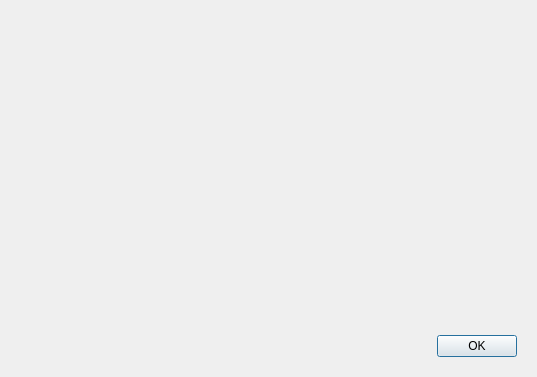
Old version of the form src/gui/aboutdialog.ui in the repository CSG-Development/owncloud-client.
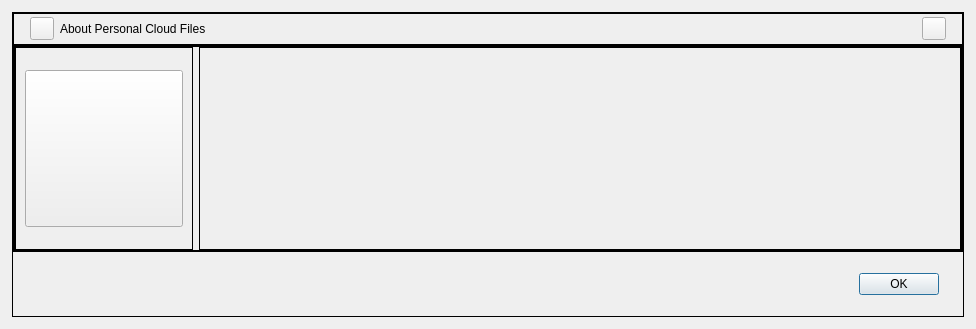
New version of the form. Icons and pictures are not drawn.

```diff
--- a/src/gui/aboutdialog.ui
+++ b/src/gui/aboutdialog.ui
@@ -6,109 +6,305 @@
    <rect>
     <x>0</x>
     <y>0</y>
-    <width>537</width>
-    <height>377</height>
+    <width>976</width>
+    <height>329</height>
    </rect>
   </property>
   <property name="windowTitle">
    <string notr="true">About</string>
   </property>
-  <layout class="QVBoxLayout" name="verticalLayout">
-   <item>
-    <layout class="QHBoxLayout" name="horizontalLayout">
-     <item>
-      <layout class="QVBoxLayout" name="verticalLayout_2">
-       <item>
-        <spacer name="verticalSpacer_2">
-         <property name="orientation">
-          <enum>Qt::Orientation::Vertical</enum>
-         </property>
-         <property name="sizeHint" stdset="0">
-          <size>
-           <width>20</width>
-           <height>40</height>
-          </size>
-         </property>
-        </spacer>
-       </item>
-       <item>
-        <widget class="QLabel" name="icon">
-         <property name="sizePolicy">
-          <sizepolicy hsizetype="Minimum" vsizetype="Minimum">
-           <horstretch>0</horstretch>
-           <verstretch>0</verstretch>
-          </sizepolicy>
-         </property>
-         <property name="text">
-          <string notr="true"/>
-         </property>
-         <property name="pixmap">
-          <pixmap resource="customdialogs/customdialogs_res.qrc">:/res/Files-logo.png</pixmap>
-         </property>
-        </widget>
-       </item>
-       <item>
-        <spacer name="verticalSpacer">
-         <property name="orientation">
-          <enum>Qt::Orientation::Vertical</enum>
-         </property>
-         <property name="sizeHint" stdset="0">
-          <size>
-           <width>20</width>
-           <height>40</height>
-          </size>
-         </property>
-        </spacer>
-       </item>
-      </layout>
-     </item>
-     <item>
-      <widget class="QLabel" name="aboutText">
-       <property name="sizePolicy">
-        <sizepolicy hsizetype="Expanding" vsizetype="Expanding">
-         <horstretch>0</horstretch>
-         <verstretch>0</verstretch>
-        </sizepolicy>
-       </property>
-       <property name="font">
-        <font>
-         <pointsize>11</pointsize>
-        </font>
-       </property>
-       <property name="wordWrap">
-        <bool>true</bool>
-       </property>
-      </widget>
-     </item>
-    </layout>
-   </item>
+  <layout class="QVBoxLayout" name="verticalLayout_4">
+   <property name="leftMargin">
+    <number>12</number>
+   </property>
+   <property name="topMargin">
+    <number>12</number>
+   </property>
+   <property name="rightMargin">
+    <number>12</number>
+   </property>
+   <property name="bottomMargin">
+    <number>12</number>
+   </property>
    <item>
     <widget class="QFrame" name="frame">
-     <property name="sizePolicy">
-      <sizepolicy hsizetype="Preferred" vsizetype="Maximum">
-       <horstretch>0</horstretch>
-       <verstretch>0</verstretch>
-      </sizepolicy>
+     <property name="frameShape">
+      <enum>QFrame::Shape::Box</enum>
      </property>
-     <layout class="QHBoxLayout" name="horizontalLayout_2">
+     <property name="frameShadow">
+      <enum>QFrame::Shadow::Plain</enum>
+     </property>
+     <layout class="QVBoxLayout" name="verticalLayout_5">
+      <property name="spacing">
+       <number>0</number>
+      </property>
+      <property name="leftMargin">
+       <number>0</number>
+      </property>
+      <property name="topMargin">
+       <number>0</number>
+      </property>
+      <property name="rightMargin">
+       <number>0</number>
+      </property>
+      <property name="bottomMargin">
+       <number>0</number>
+      </property>
       <item>
-       <spacer name="horizontalSpacer">
-        <property name="orientation">
-         <enum>Qt::Orientation::Horizontal</enum>
+       <widget class="QFrame" name="frameTitle">
+        <property name="sizePolicy">
+         <sizepolicy hsizetype="Preferred" vsizetype="Fixed">
+          <horstretch>0</horstretch>
+          <verstretch>0</verstretch>
+         </sizepolicy>
         </property>
-        <property name="sizeHint" stdset="0">
+        <property name="minimumSize">
          <size>
-          <width>436</width>
-          <height>20</height>
+          <width>0</width>
+          <height>32</height>
          </size>
         </property>
-       </spacer>
+        <property name="frameShape">
+         <enum>QFrame::Shape::Box</enum>
+        </property>
+        <property name="frameShadow">
+         <enum>QFrame::Shadow::Plain</enum>
+        </property>
+        <layout class="QHBoxLayout" name="horizontalLayout_4">
+         <property name="leftMargin">
+          <number>16</number>
+         </property>
+         <property name="topMargin">
+          <number>0</number>
+         </property>
+         <property name="rightMargin">
+          <number>16</number>
+         </property>
+         <property name="bottomMargin">
+          <number>0</number>
+         </property>
+         <item>
+          <widget class="QToolButton" name="btnIconTitle">
+           <property name="focusPolicy">
+            <enum>Qt::FocusPolicy::NoFocus</enum>
+           </property>
+           <property name="text">
+            <string/>
+           </property>
+          </widget>
+         </item>
+         <item>
+          <widget class="QLabel" name="lblHeaderTitle">
+           <property name="text">
+            <string>About Personal Cloud Files</string>
+           </property>
+          </widget>
+         </item>
+         <item>
+          <widget class="QToolButton" name="btnHeadClose">
+           <property name="minimumSize">
+            <size>
+             <width>16</width>
+             <height>16</height>
+            </size>
+           </property>
+           <property name="cursor">
+            <cursorShape>PointingHandCursor</cursorShape>
+           </property>
+           <property name="text">
+            <string/>
+           </property>
+           <property name="iconSize">
+            <size>
+             <width>16</width>
+             <height>16</height>
+            </size>
+           </property>
+          </widget>
+         </item>
+        </layout>
+       </widget>
       </item>
       <item>
-       <widget class="QPushButton" name="btnOk">
-        <property name="text">
-         <string>OK</string>
+       <widget class="QFrame" name="frameContent">
+        <property name="frameShape">
+         <enum>QFrame::Shape::Box</enum>
         </property>
+        <property name="frameShadow">
+         <enum>QFrame::Shadow::Plain</enum>
+        </property>
+        <layout class="QVBoxLayout" name="verticalLayout_3">
+         <property name="leftMargin">
+          <number>0</number>
+         </property>
+         <property name="topMargin">
+          <number>0</number>
+         </property>
+         <property name="rightMargin">
+          <number>0</number>
+         </property>
+         <property name="bottomMargin">
+          <number>0</number>
+         </property>
+         <item>
+          <widget class="QFrame" name="frameArea">
+           <property name="minimumSize">
+            <size>
+             <width>900</width>
+             <height>0</height>
+            </size>
+           </property>
+           <property name="frameShape">
+            <enum>QFrame::Shape::Box</enum>
+           </property>
+           <property name="frameShadow">
+            <enum>QFrame::Shadow::Plain</enum>
+           </property>
+           <layout class="QHBoxLayout" name="horizontalLayout">
+            <property name="leftMargin">
+             <number>0</number>
+            </property>
+            <property name="topMargin">
+             <number>0</number>
+            </property>
+            <property name="rightMargin">
+             <number>0</number>
+            </property>
+            <property name="bottomMargin">
+             <number>0</number>
+            </property>
+            <item>
+             <widget class="QFrame" name="frameIcon">
+              <property name="frameShape">
+               <enum>QFrame::Shape::Box</enum>
+              </property>
+              <property name="frameShadow">
+               <enum>QFrame::Shadow::Plain</enum>
+              </property>
+              <property name="class" stdset="0">
+               <string>helper_frame</string>
+              </property>
+              <layout class="QVBoxLayout" name="verticalLayout">
+               <item>
+                <widget class="QToolButton" name="btnIcon">
+                 <property name="minimumSize">
+                  <size>
+                   <width>150</width>
+                   <height>150</height>
+                  </size>
+                 </property>
+                 <property name="focusPolicy">
+                  <enum>Qt::FocusPolicy::NoFocus</enum>
+                 </property>
+                 <property name="text">
+                  <string/>
+                 </property>
+                 <property name="icon">
+                  <iconset>
+                   <normaloff>:/res/Files_logo_x2.png</normaloff>:/res/Files_logo_x2.png</iconset>
+                 </property>
+                 <property name="iconSize">
+                  <size>
+                   <width>150</width>
+                   <height>150</height>
+                  </size>
+                 </property>
+                </widget>
+               </item>
+              </layout>
+             </widget>
+            </item>
+            <item>
+             <widget class="QFrame" name="frameText">
+              <property name="frameShape">
+               <enum>QFrame::Shape::Box</enum>
+              </property>
+              <property name="frameShadow">
+               <enum>QFrame::Shadow::Plain</enum>
+              </property>
+              <property name="class" stdset="0">
+               <string notr="true">helper_frame</string>
+              </property>
+              <layout class="QVBoxLayout" name="verticalLayout_2">
+               <property name="topMargin">
+                <number>32</number>
+               </property>
+               <property name="rightMargin">
+                <number>16</number>
+               </property>
+               <property name="bottomMargin">
+                <number>32</number>
+               </property>
+               <item>
+                <widget class="QLabel" name="aboutText">
+                 <property name="sizePolicy">
+                  <sizepolicy hsizetype="Expanding" vsizetype="Expanding">
+                   <horstretch>0</horstretch>
+                   <verstretch>0</verstretch>
+                  </sizepolicy>
+                 </property>
+                 <property name="wordWrap">
+                  <bool>true</bool>
+                 </property>
+                </widget>
+               </item>
+              </layout>
+             </widget>
+            </item>
+           </layout>
+          </widget>
+         </item>
+        </layout>
+       </widget>
+      </item>
+      <item>
+       <widget class="QFrame" name="frameButtons">
+        <property name="sizePolicy">
+         <sizepolicy hsizetype="Preferred" vsizetype="Maximum">
+          <horstretch>0</horstretch>
+          <verstretch>0</verstretch>
+         </sizepolicy>
+        </property>
+        <property name="minimumSize">
+         <size>
+          <width>0</width>
+          <height>64</height>
+         </size>
+        </property>
+        <property name="frameShape">
+         <enum>QFrame::Shape::NoFrame</enum>
+        </property>
+        <property name="frameShadow">
+         <enum>QFrame::Shadow::Raised</enum>
+        </property>
+        <layout class="QHBoxLayout" name="horizontalLayout_5">
+         <property name="rightMargin">
+          <number>24</number>
+         </property>
+         <item>
+          <spacer name="horizontalSpacer_2">
+           <property name="orientation">
+            <enum>Qt::Orientation::Horizontal</enum>
+           </property>
+           <property name="sizeHint" stdset="0">
+            <size>
+             <width>350</width>
+             <height>20</height>
+            </size>
+           </property>
+          </spacer>
+         </item>
+         <item>
+          <widget class="QPushButton" name="btnOk">
+           <property name="cursor">
+            <cursorShape>PointingHandCursor</cursorShape>
+           </property>
+           <property name="text">
+            <string>OK</string>
+           </property>
+          </widget>
+         </item>
+        </layout>
        </widget>
       </item>
      </layout>
```
Left out of the diff: 4 changed lines with no effect on the pictures.
